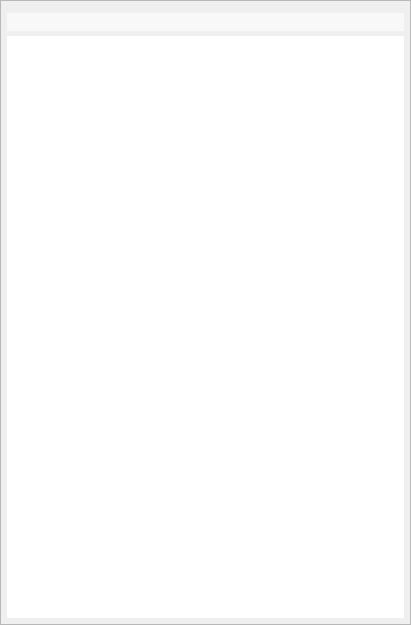
This is src/mdaviz/resources/mda_file_table_view.ui in BCDA-APS/mdaviz as Qt 5 draws it before an edit. The edited form follows.
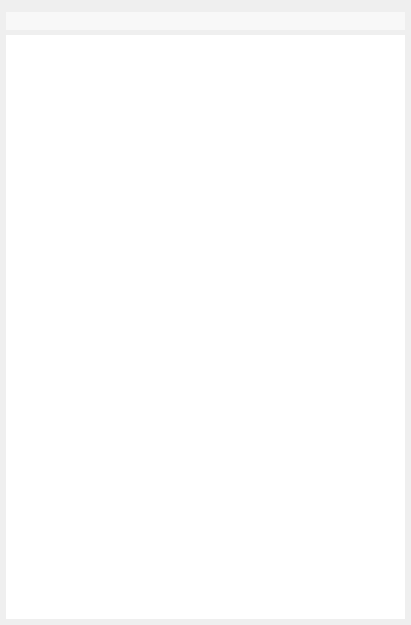
This is the edited form.

Commit message: Revert scroll-to-view changes and remove unnecessary QScrollArea wrapper

What changed in the file:
```diff
--- a/src/mdaviz/resources/mda_file_table_view.ui
+++ b/src/mdaviz/resources/mda_file_table_view.ui
@@ -13,33 +13,6 @@
   <property name="windowTitle">
    <string>Form</string>
   </property>
-  <layout class="QVBoxLayout" name="verticalLayout_2">
-   <property name="leftMargin">
-    <number>0</number>
-   </property>
-   <property name="topMargin">
-    <number>0</number>
-   </property>
-   <property name="rightMargin">
-    <number>0</number>
-   </property>
-   <property name="bottomMargin">
-    <number>0</number>
-   </property>
-   <item>
-    <widget class="QScrollArea" name="scrollArea">
-     <property name="widgetResizable">
-      <bool>true</bool>
-     </property>
-     <widget class="QWidget" name="scrollAreaWidgetContents">
-      <property name="geometry">
-       <rect>
-        <x>0</x>
-        <y>0</y>
-        <width>409</width>
-        <height>623</height>
-       </rect>
-      </property>
       <layout class="QVBoxLayout" name="verticalLayout">
        <property name="spacing">
         <number>5</number>
@@ -98,10 +71,6 @@
          <property name="gridStyle">
           <enum>Qt::DotLine</enum>
          </property>
-        </widget>
-       </item>
-      </layout>
-     </widget>
     </widget>
    </item>
   </layout>
```
Lines whose indentation alone changed are shown as unchanged. The commit also changes 1 other file.
